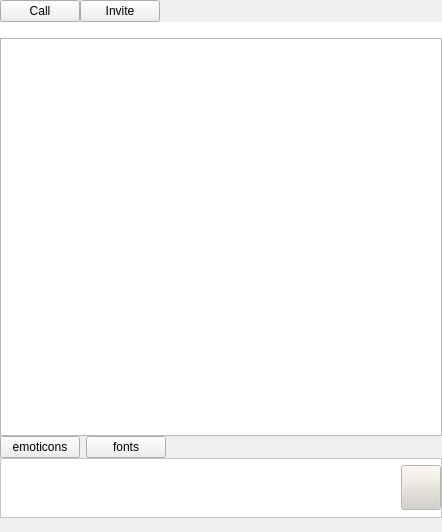
First picture: the form in wengophone/src/presentation/qt/chat/ChatRoomWidget.ui, repository tkrotoff/WengoPhone, before the edit.
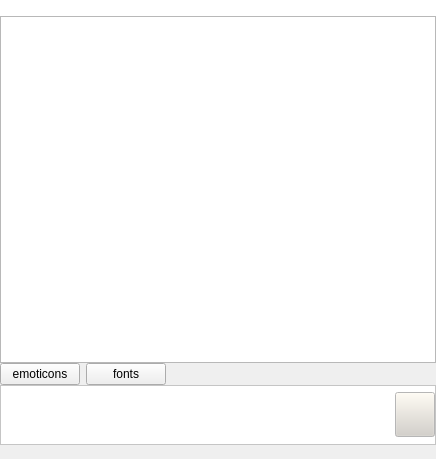
Second picture: the form after the edit. Icons and pictures are not drawn.

Commit message: work on the chat window and main window

```diff
--- a/wengophone/src/presentation/qt/chat/ChatRoomWidget.ui
+++ b/wengophone/src/presentation/qt/chat/ChatRoomWidget.ui
@@ -8,8 +8,8 @@
    <rect>
     <x>0</x>
     <y>0</y>
-    <width>442</width>
-    <height>532</height>
+    <width>436</width>
+    <height>459</height>
    </rect>
   </property>
   <property name="windowTitle" >
@@ -23,6 +23,50 @@
     <number>0</number>
    </property>
    <item row="4" column="0" >
+    <widget class="QLabel" name="typingStateLabel" >
+     <property name="text" >
+      <string/>
+     </property>
+    </widget>
+   </item>
+   <item row="2" column="0" >
+    <layout class="QHBoxLayout" >
+     <property name="margin" >
+      <number>0</number>
+     </property>
+     <property name="spacing" >
+      <number>6</number>
+     </property>
+     <item>
+      <widget class="QPushButton" name="emoticonsButton" >
+       <property name="text" >
+        <string>emoticons</string>
+       </property>
+      </widget>
+     </item>
+     <item>
+      <widget class="QPushButton" name="fontButton" >
+       <property name="text" >
+        <string>fonts</string>
+       </property>
+      </widget>
+     </item>
+     <item>
+      <spacer>
+       <property name="orientation" >
+        <enum>Qt::Horizontal</enum>
+       </property>
+       <property name="sizeHint" >
+        <size>
+         <width>40</width>
+         <height>20</height>
+        </size>
+       </property>
+      </spacer>
+     </item>
+    </layout>
+   </item>
+   <item row="3" column="0" >
     <widget class="QFrame" name="frame" >
      <property name="maximumSize" >
       <size>
@@ -352,10 +396,10 @@
      </layout>
     </widget>
    </item>
-   <item row="2" column="0" >
-    <widget class="QTextBrowser" name="chatHistory" />
-   </item>
    <item row="1" column="0" >
+    <widget class="QTextBrowser" name="chatHistory" />
+   </item>
+   <item row="0" column="0" >
     <widget class="QFrame" name="contactListFrame" >
      <property name="minimumSize" >
       <size>
@@ -639,90 +683,6 @@
      </property>
     </widget>
    </item>
-   <item row="5" column="0" >
-    <widget class="QLabel" name="typingStateLabel" >
-     <property name="text" >
-      <string/>
-     </property>
-    </widget>
-   </item>
-   <item row="0" column="0" >
-    <layout class="QHBoxLayout" >
-     <property name="margin" >
-      <number>0</number>
-     </property>
-     <property name="spacing" >
-      <number>0</number>
-     </property>
-     <item>
-      <widget class="QPushButton" name="callButton" >
-       <property name="text" >
-        <string>Call</string>
-       </property>
-       <property name="icon" >
-        <iconset resource="../wengophone.qrc" >:/pics/call_button.png</iconset>
-       </property>
-      </widget>
-     </item>
-     <item>
-      <widget class="QPushButton" name="inviteButton" >
-       <property name="text" >
-        <string>Invite</string>
-       </property>
-      </widget>
-     </item>
-     <item>
-      <spacer>
-       <property name="orientation" >
-        <enum>Qt::Horizontal</enum>
-       </property>
-       <property name="sizeHint" >
-        <size>
-         <width>40</width>
-         <height>20</height>
-        </size>
-       </property>
-      </spacer>
-     </item>
-    </layout>
-   </item>
-   <item row="3" column="0" >
-    <layout class="QHBoxLayout" >
-     <property name="margin" >
-      <number>0</number>
-     </property>
-     <property name="spacing" >
-      <number>6</number>
-     </property>
-     <item>
-      <widget class="QPushButton" name="emoticonsButton" >
-       <property name="text" >
-        <string>emoticons</string>
-       </property>
-      </widget>
-     </item>
-     <item>
-      <widget class="QPushButton" name="fontButton" >
-       <property name="text" >
-        <string>fonts</string>
-       </property>
-      </widget>
-     </item>
-     <item>
-      <spacer>
-       <property name="orientation" >
-        <enum>Qt::Horizontal</enum>
-       </property>
-       <property name="sizeHint" >
-        <size>
-         <width>40</width>
-         <height>20</height>
-        </size>
-       </property>
-      </spacer>
-     </item>
-    </layout>
-   </item>
   </layout>
  </widget>
  <pixmapfunction></pixmapfunction>
```
The commit also changes 10 other files.
